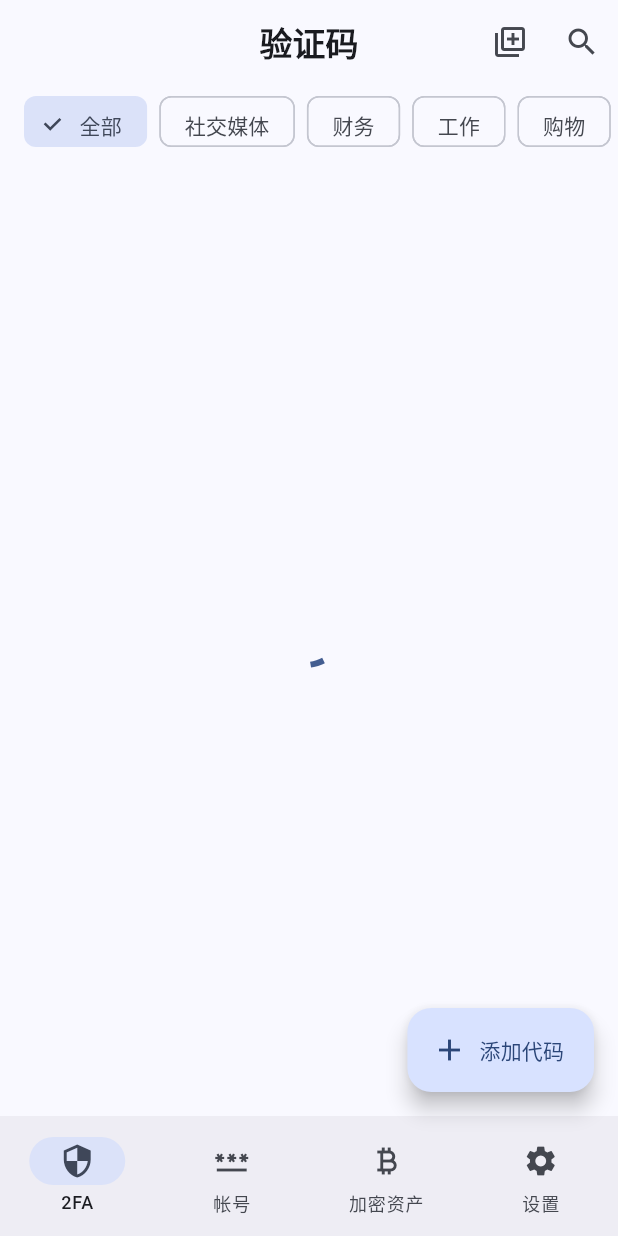
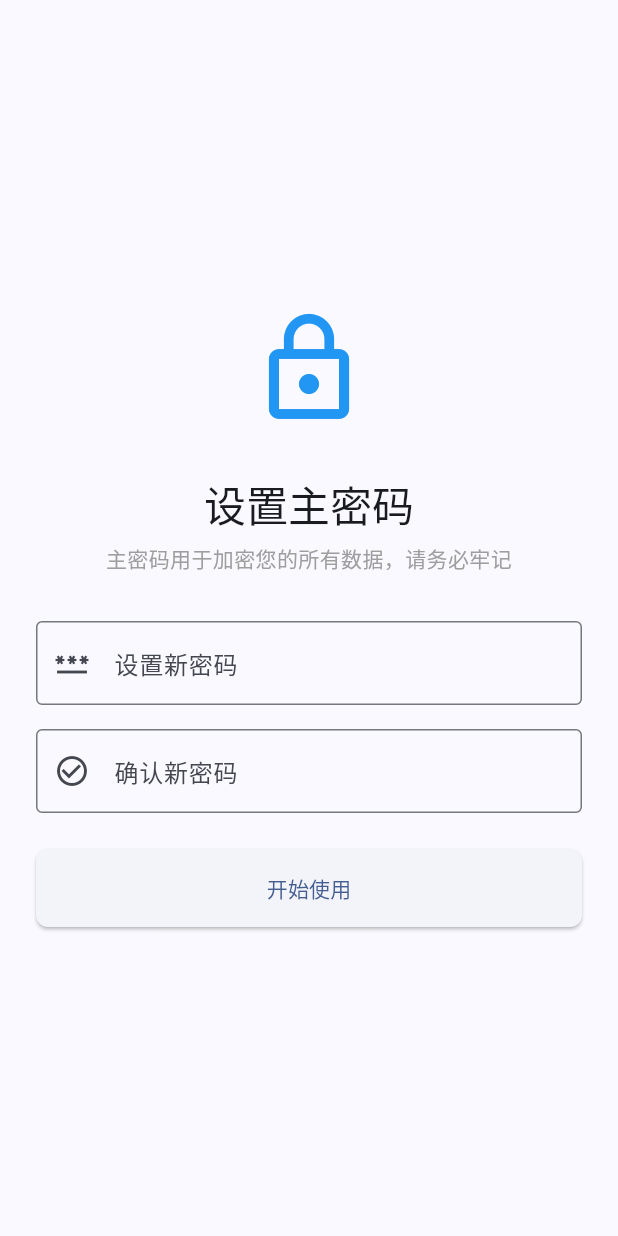
Before and after one commit to JunWeiUp/PasswordVault, a Flutter app: the screen it shows after launch, on a phone screen of 412 x 824 dp. Run offline on Flutter 3.47's test engine with Material 3 defaults, Android fonts, the phone set to English and light mode, and no system bars; our stand-ins replace drift, file_picker, flutter_riverpod, go_router, hex, local_auth and 2 more; missing offline and left inert: bip32, bip39, cryptography, dart:html, otp, web3dart; accounts and stored records are empty; generated files the repository leaves out were written again.

Commit message:
feat(auth): add biometrics and master password controls
Integrate local_auth fingerprint/face authentication. Track biometric preferences and authentication state, add a lock screen and master-password change UI, configure mobile permissions, and update documentation.

```diff
--- /dev/null
+++ b/lib/features/vault/presentation/pages/lock_page.dart
@@ -0,0 +1,155 @@
+import 'package:flutter/material.dart';
+import 'package:flutter_riverpod/flutter_riverpod.dart';
+import 'package:local_auth/local_auth.dart';
+import '../providers/master_key_provider.dart';
+
+class LockPage extends ConsumerStatefulWidget {
+  const LockPage({super.key});
+
+  @override
+  ConsumerState<LockPage> createState() => _LockPageState();
+}
+
+class _LockPageState extends ConsumerState<LockPage> {
+  final _passwordController = TextEditingController();
+  final _confirmPasswordController = TextEditingController();
+  final _localAuth = LocalAuthentication();
+  String? _errorText;
+
+  @override
+  void initState() {
+    super.initState();
+    // 延迟执行生物识别，避免在页面构建过程中弹出
+    WidgetsBinding.instance.addPostFrameCallback((_) {
+      _checkBiometric();
+    });
+  }
+
+  Future<void> _checkBiometric() async {
+    final state = ref.read(masterPasswordProvider);
+    if (state.hasMasterPassword && state.isBiometricEnabled) {
+      try {
+        final didAuthenticate = await _localAuth.authenticate(
+          localizedReason: '请使用指纹或面容登录密码保险箱',
+          options: const AuthenticationOptions(
+            stickyAuth: true,
+            biometricOnly: true,
+          ),
+        );
+        if (didAuthenticate) {
+          ref.read(masterPasswordProvider.notifier).setAuthenticated(true);
+        }
+      } catch (e) {
+        debugPrint('Biometric auth error: $e');
+      }
+    }
+  }
+
+  void _handleSetPassword() {
+    final password = _passwordController.text;
+    final confirmPassword = _confirmPasswordController.text;
+
+    if (password.isEmpty) {
+      setState(() => _errorText = '密码不能为空');
+      return;
+    }
+
+    if (password != confirmPassword) {
+      setState(() => _errorText = '两次输入的密码不一致');
+      return;
+    }
+
+    ref.read(masterPasswordProvider.notifier).setPassword(password);
+  }
+
+  void _handleLogin() {
+    final password = _passwordController.text;
+    final state = ref.read(masterPasswordProvider);
+
+    if (password == state.password) {
+      ref.read(masterPasswordProvider.notifier).setAuthenticated(true);
+    } else {
+      setState(() => _errorText = '密码错误');
+    }
+  }
+
+  @override
+  Widget build(BuildContext context) {
+    final state = ref.watch(masterPasswordProvider);
+    final isFirstTime = !state.hasMasterPassword;
+
+    return Scaffold(
+      body: SafeArea(
+        child: Padding(
+          padding: const EdgeInsets.all(24.0),
+          child: Column(
+            mainAxisAlignment: MainAxisAlignment.center,
+            crossAxisAlignment: CrossAxisAlignment.stretch,
+            children: [
+              const Icon(Icons.lock_outline, size: 80, color: Colors.blue),
+              const SizedBox(height: 32),
+              Text(
+                isFirstTime ? '设置主密码' : '解锁密码库',
+                style: Theme.of(context).textTheme.headlineMedium,
+                textAlign: TextAlign.center,
+              ),
+              const SizedBox(height: 8),
+              Text(
+                isFirstTime ? '主密码用于加密您的所有数据，请务必牢记' : '请输入您的主密码以继续',
+                style: Theme.of(context).textTheme.bodyMedium?.copyWith(color: Colors.grey),
+                textAlign: TextAlign.center,
+              ),
+              const SizedBox(height: 32),
+              TextField(
+                controller: _passwordController,
+                obscureText: true,
+                decoration: InputDecoration(
+                  labelText: isFirstTime ? '设置新密码' : '输入密码',
+                  border: const OutlineInputBorder(),
+                  errorText: _errorText,
+                  prefixIcon: const Icon(Icons.password),
+                ),
+              ),
+              if (isFirstTime) ...[
+                const SizedBox(height: 16),
+                TextField(
+                  controller: _confirmPasswordController,
+                  obscureText: true,
+                  decoration: const InputDecoration(
+                    labelText: '确认新密码',
+                    border: OutlineInputBorder(),
+                    prefixIcon: const Icon(Icons.check_circle_outline),
+                  ),
+                ),
+              ],
+              const SizedBox(height: 24),
+              ElevatedButton(
+                onPressed: isFirstTime ? _handleSetPassword : _handleLogin,
+                style: ElevatedButton.styleFrom(
+                  padding: const EdgeInsets.symmetric(vertical: 16),
+                  shape: RoundedRectangleBorder(borderRadius: BorderRadius.circular(8)),
+                ),
+                child: Text(isFirstTime ? '开始使用' : '解锁'),
+              ),
+              if (!isFirstTime && state.isBiometricEnabled) ...[
+                const SizedBox(height: 16),
+                TextButton.icon(
+                  onPressed: _checkBiometric,
+                  icon: const Icon(Icons.fingerprint),
+                  label: const Text('使用指纹登录'),
+                ),
+              ],
+            ],
+          ),
+        ),
+      ),
+    );
+  }
+
+  @override
+  void dispose() {
+    _passwordController.dispose();
+    _confirmPasswordController.dispose();
+    super.dispose();
+  }
+}
--- a/lib/main.dart
+++ b/lib/main.dart
@@ -12,6 +12,9 @@ import 'core/utils/import_export_helper.dart';
 import 'features/vault/presentation/pages/add_account_page.dart';
 import 'features/vault/presentation/pages/password_generator_page.dart';
 
+import 'features/vault/presentation/pages/lock_page.dart';
+import 'features/vault/presentation/providers/master_key_provider.dart';
+
 // --- Providers ---
 // 移除了硬编码的 vaultItemsProvider，改用 vault_provider.dart 中的实现
 
@@ -20,10 +23,20 @@ final selectedTabProvider = StateProvider<int>((ref) => 0);
 // --- Router ---
 final _router = GoRouter(
   initialLocation: '/',
+  redirect: (context, state) {
+    // 这里不能直接用 ref，我们需要在 MaterialApp.router 中使用 ProviderScope 的 context
+    // 或者使用 refreshListenable。但简单起见，我们可以在 build 中判断。
+    // 不过 GoRouter 的 redirect 更好。
+    return null;
+  },
   routes: [
     GoRoute(
+      path: '/lock',
+      builder: (context, state) => const LockPage(),
+    ),
+    GoRoute(
       path: '/',
-      builder: (context, state) => const MainNavigationScreen(),
+      builder: (context, state) => const AuthGuard(child: MainNavigationScreen()),
       routes: [
         GoRoute(
           path: 'add-account',
@@ -40,6 +53,22 @@ final _router = GoRouter(
     ),
   ],
 );
+
+class AuthGuard extends ConsumerWidget {
+  final Widget child;
+  const AuthGuard({required this.child, super.key});
+
+  @override
+  Widget build(BuildContext context, WidgetRef ref) {
+    final masterState = ref.watch(masterPasswordProvider);
+
+    if (!masterState.isAuthenticated) {
+      return const LockPage();
+    }
+
+    return child;
+  }
+}
 
 void main() {
   runApp(const ProviderScope(child: SecurePassApp()));
@@ -455,20 +484,98 @@ class VaultListContent extends ConsumerWidget {
 class SettingsContent extends ConsumerWidget {
   const SettingsContent({super.key});
 
+  void _showChangeMasterPasswordDialog(BuildContext context, WidgetRef ref) {
+    final oldPasswordController = TextEditingController();
+    final newPasswordController = TextEditingController();
+    final confirmPasswordController = TextEditingController();
+    final masterState = ref.read(masterPasswordProvider);
+
+    showDialog(
+      context: context,
+      builder: (context) => AlertDialog(
+        title: const Text('修改主密码'),
+        content: Column(
+          mainAxisSize: MainAxisSize.min,
+          children: [
+            TextField(
+              controller: oldPasswordController,
+              obscureText: true,
+              decoration: const InputDecoration(labelText: '当前密码'),
+            ),
+            TextField(
+              controller: newPasswordController,
+              obscureText: true,
+              decoration: const InputDecoration(labelText: '新密码'),
+            ),
+            TextField(
+              controller: confirmPasswordController,
+              obscureText: true,
+              decoration: const InputDecoration(labelText: '确认新密码'),
+            ),
+          ],
+        ),
+        actions: [
+          TextButton(onPressed: () => Navigator.pop(context), child: const Text('取消')),
+          ElevatedButton(
+            onPressed: () {
+              if (oldPasswordController.text != masterState.password) {
+                ScaffoldMessenger.of(context).showSnackBar(
+                  const SnackBar(content: Text('当前密码错误'), backgroundColor: Colors.red),
+                );
+                return;
+              }
+              if (newPasswordController.text.isEmpty) {
+                ScaffoldMessenger.of(context).showSnackBar(
+                  const SnackBar(content: Text('新密码不能为空'), backgroundColor: Colors.red),
+                );
+                return;
+              }
+              if (newPasswordController.text != confirmPasswordController.text) {
+                ScaffoldMessenger.of(context).showSnackBar(
+                  const SnackBar(content: Text('两次输入的新密码不一致'), backgroundColor: Colors.red),
+                );
+                return;
+              }
+
+              ref.read(masterPasswordProvider.notifier).setPassword(newPasswordController.text);
+              Navigator.pop(context);
+              ScaffoldMessenger.of(context).showSnackBar(
+                const SnackBar(content: Text('主密码已修改')),
+              );
+            },
+            child: const Text('保存'),
+          ),
+        ],
+      ),
+    );
+  }
+
   @override
   Widget build(BuildContext context, WidgetRef ref) {
+    final masterState = ref.watch(masterPasswordProvider);
+
     return ListView(
       children: [
         _buildSection(context, '安全', [
           ListTile(
             leading: const Icon(Icons.lock_outline),
             title: const Text('修改主密码'),
-            onTap: () {},
+            onTap: () => _showChangeMasterPasswordDialog(context, ref),
           ),
           ListTile(
             leading: const Icon(Icons.fingerprint),
             title: const Text('生物识别解锁'),
-            trailing: Switch(value: true, onChanged: (v) {}),
+            trailing: Switch(
+              value: masterState.isBiometricEnabled,
+              onChanged: (v) => ref.read(masterPasswordProvider.notifier).setBiometricEnabled(v),
+            ),
+          ),
+          ListTile(
+            leading: const Icon(Icons.logout),
+            title: const Text('锁定密码库'),
+            onTap: () {
+              ref.read(masterPasswordProvider.notifier).setAuthenticated(false);
+            },
           ),
         ]),
         _buildSection(context, '工具', [
--- a/pubspec.yaml
+++ b/pubspec.yaml
@@ -51,6 +51,7 @@ dependencies:
   bip39: ^1.0.6
   ed25519_hd_key: ^2.3.0
   bip32: ^2.0.0
+  local_auth: ^2.3.0
 
 dev_dependencies:
   flutter_test:
```
Also changed, not shown: lib/features/vault/presentation/providers/master_key_provider.dart (+62 -12 lines), pubspec.lock, 4 other files.
